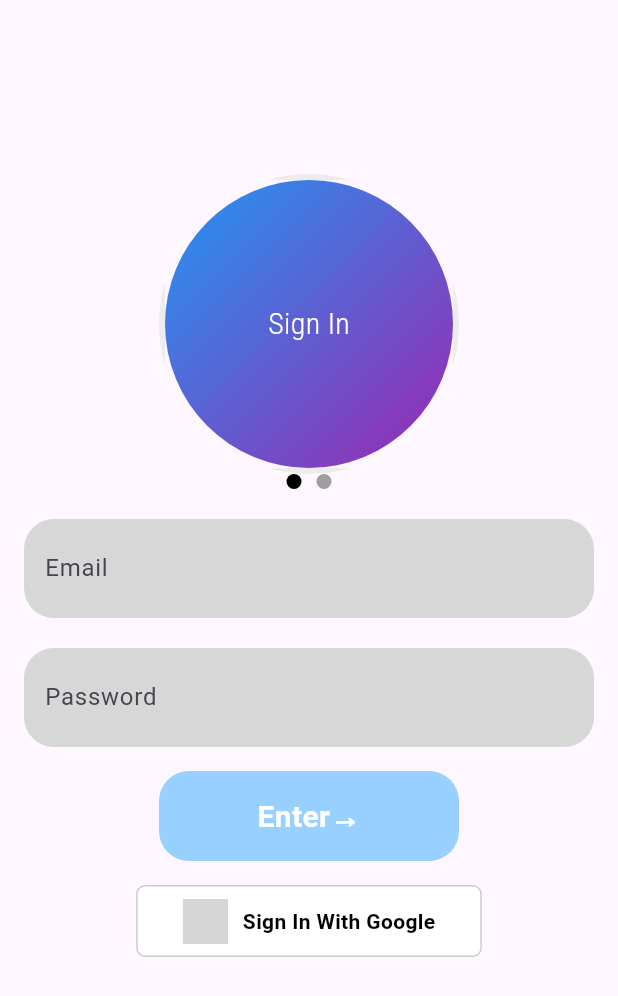
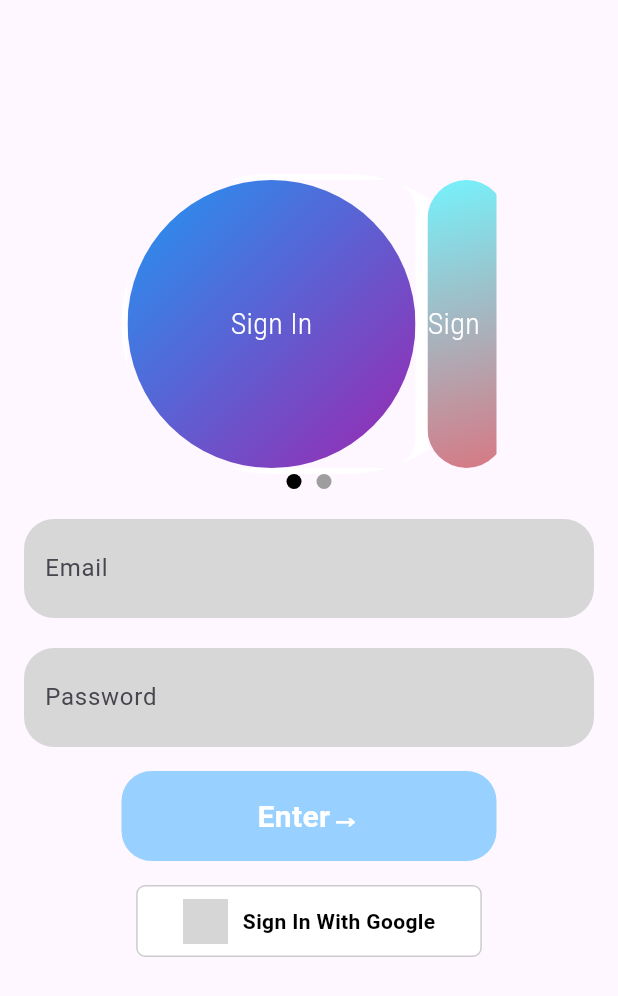
Before and after one commit to KOTAROKASEKO/budgetFlow, a Flutter app: the screen it shows after launch, after a tap on "Sign In With Google", on a phone screen of 412 x 824 dp. Shown: the top 996 px of the screen. Run offline on Flutter 3.47's test engine with Material 3 defaults, Android fonts, the light colour scheme and no system bars; our stand-ins replace cloud_firestore, connectivity_plus, firebase_auth, firebase_core, google_sign_in, liquid_pull_to_refresh and 1 more; accounts and stored records are empty; network calls fail; grey boxes are pictures that could not be loaded.

Commit message:
added tab

```diff
--- a/lib/BuyList.dart
+++ b/lib/BuyList.dart
@@ -50,6 +50,7 @@ class _BuyListState extends State<BuyList> {
         style: TextStyle(
             fontSize: 24,
             color: Colors.white,
+
           ),),
         centerTitle: true,
         backgroundColor: theme.shiokuriBlue,
--- a/lib/View_Auth.dart
+++ b/lib/View_Auth.dart
@@ -8,7 +8,6 @@ import 'package:shared_preferences/shared_preferences.dart';
 
 class AuthPage extends StatefulWidget {
   const AuthPage({super.key});
-
   @override
   State<AuthPage> createState() => _AuthPageState();
 }
@@ -144,7 +143,7 @@ class _AuthPageState extends State<AuthPage> {
                   isSignIn ? _signInWithEmail() : _signUpWithEmail();
                 },
                 child: Container(
-                  width: 200,
+                  width: 250,
                   height: 60,
                   decoration: BoxDecoration(
                     color: const Color.fromARGB(255, 152, 209, 255),
@@ -216,9 +215,9 @@ class _AuthPageState extends State<AuthPage> {
     return Column(children: [
       Container(
           height: 200,
-          width: 200,
+          width: 250,
           decoration: BoxDecoration(
-            color: const Color.fromARGB(255, 236, 236, 236),
+            color: const Color.fromARGB(255, 255, 255, 255),
             borderRadius: BorderRadius.circular(100),
           ),
           child: ConstrainedBox(
@@ -244,7 +243,7 @@ class _AuthPageState extends State<AuthPage> {
                   shape: RoundedRectangleBorder(
                       borderRadius: BorderRadius.circular(20)),
                   itemExtent: 200,
-                  shrinkExtent: 100,
+                  shrinkExtent: 60,
                   children: [
                     Container(
                       decoration: BoxDecoration(
--- a/lib/google_login.dart
+++ b/lib/google_login.dart
@@ -3,35 +3,38 @@ import 'package:google_sign_in/google_sign_in.dart';
 
 
 class GoogleLogin {
-
   static Future<GoogleLoginModal?> signInWithGoogle() async {
     FirebaseAuth auth = FirebaseAuth.instance;
     GoogleLoginModal? googleLoginModal;
     final GoogleSignIn googleSignIn = GoogleSignIn();
+
+    try {
+      print('break point1');
       final GoogleSignInAccount? googleSignInAccount = await googleSignIn.signIn();
+
       if (googleSignInAccount != null) {
         final GoogleSignInAuthentication googleSignInAuthentication = await googleSignInAccount.authentication;
         final AuthCredential credential = GoogleAuthProvider.credential(
           accessToken: googleSignInAuthentication.accessToken,
           idToken: googleSignInAuthentication.idToken,
         );
+
         try {
           final UserCredential userCredential = await auth.signInWithCredential(credential);
-        googleLoginModal = GoogleLoginModal(googleSignInAuthentication: googleSignInAuthentication,user: userCredential.user);
+          googleLoginModal = GoogleLoginModal(googleSignInAuthentication: googleSignInAuthentication, user: userCredential.user);
         } on FirebaseAuthException catch (e) {
-        if (e.code == 'account-exists-with-different-credential') {
-          print("Account exists with different credential");
+          print("Firebase Auth Exception: ${e.message}");
+        } catch (e) {
+          print("Error signing in: ${e.toString()}");
         }
-        else if (e.code == 'invalid-credential') {
-          print("Invalid Credential");
+      } else {
+        print("Google sign-in account is null");
       }
     } catch (e) {
-        print(e.toString());
-      }
+      print("Error during Google sign-in process: ${e.toString()}");
     }
     return googleLoginModal;
   }
-
 }
 
 class GoogleLoginModal {
```
Also changed, not shown: 1 other file. Lines whose indentation alone changed are shown as unchanged.
